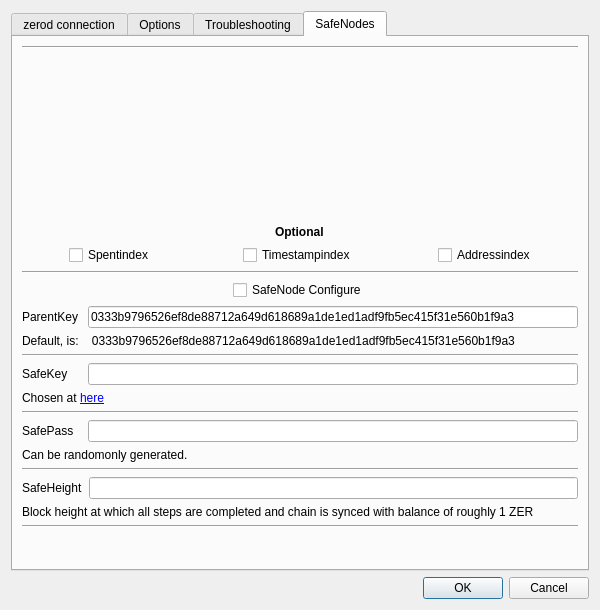
Above: src/settings.ui from zerocurrencycoin/zerowallet before the change. Below: the same form after it.
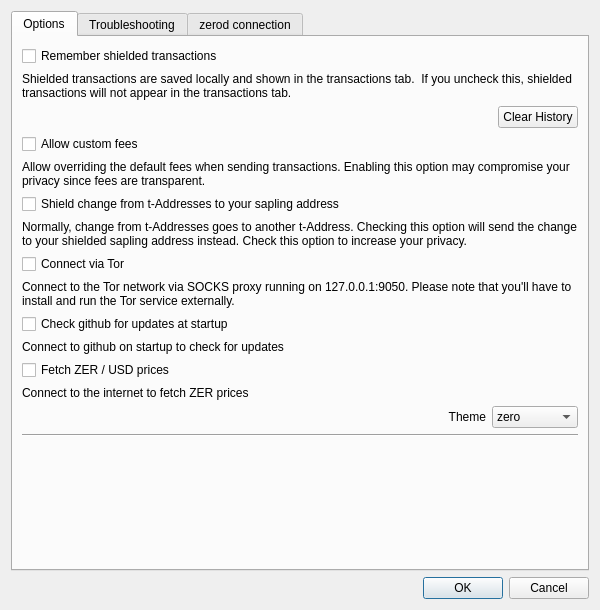
That is the form after the change. The open tabs and pages were chosen to show the change. Icons and pictures are not drawn.

Commit message: zero branding

Diff of the .ui file:
```diff
--- a/src/settings.ui
+++ b/src/settings.ui
@@ -31,121 +31,12 @@
   <layout class="QVBoxLayout" name="verticalLayout">
    <item>
     <widget class="QTabWidget" name="tabWidget">
+     <property name="tabShape">
+      <enum>QTabWidget::Rounded</enum>
+     </property>
      <property name="currentIndex">
-      <number>1</number>
+      <number>0</number>
      </property>
-     <widget class="QWidget" name="tab">
-      <attribute name="title">
-       <string>zerod connection</string>
-      </attribute>
-      <layout class="QVBoxLayout" name="verticalLayout_3">
-       <item>
-        <widget class="QLabel" name="confMsg">
-         <property name="text">
-          <string notr="true">&lt;html&gt;&lt;head/&gt;&lt;body&gt;&lt;p&gt;&lt;br/&gt;&lt;/p&gt;&lt;/body&gt;&lt;/html&gt;</string>
-         </property>
-         <property name="textInteractionFlags">
-          <set>Qt::LinksAccessibleByMouse|Qt::TextSelectableByMouse</set>
-         </property>
-        </widget>
-       </item>
-       <item>
-        <widget class="Line" name="line">
-         <property name="orientation">
-          <enum>Qt::Horizontal</enum>
-         </property>
-        </widget>
-       </item>
-       <item>
-        <widget class="QLabel" name="label">
-         <property name="minimumSize">
-          <size>
-           <width>60</width>
-           <height>0</height>
-          </size>
-         </property>
-         <property name="text">
-          <string>Host</string>
-         </property>
-        </widget>
-       </item>
-       <item>
-        <widget class="QLineEdit" name="hostname">
-         <property name="placeholderText">
-          <string/>
-         </property>
-        </widget>
-       </item>
-       <item>
-        <widget class="QLabel" name="label_2">
-         <property name="minimumSize">
-          <size>
-           <width>60</width>
-           <height>0</height>
-          </size>
-         </property>
-         <property name="text">
-          <string>Port</string>
-         </property>
-        </widget>
-       </item>
-       <item>
-        <widget class="QLineEdit" name="port">
-         <property name="placeholderText">
-          <string/>
-         </property>
-        </widget>
-       </item>
-       <item>
-        <widget class="QLabel" name="label_3">
-         <property name="minimumSize">
-          <size>
-           <width>60</width>
-           <height>0</height>
-          </size>
-         </property>
-         <property name="text">
-          <string>RPC Username</string>
-         </property>
-        </widget>
-       </item>
-       <item>
-        <widget class="QLineEdit" name="rpcuser"/>
-       </item>
-       <item>
-        <widget class="QLabel" name="label_4">
-         <property name="minimumSize">
-          <size>
-           <width>60</width>
-           <height>0</height>
-          </size>
-         </property>
-         <property name="text">
-          <string>RPC Password</string>
-         </property>
-        </widget>
-       </item>
-       <item>
-        <widget class="QLineEdit" name="rpcpassword"/>
-       </item>
-       <item>
-        <layout class="QVBoxLayout" name="verticalLayout_2"/>
-       </item>
-       <item>
-        <spacer name="verticalSpacer">
-         <property name="orientation">
-          <enum>Qt::Vertical</enum>
-         </property>
-         <property name="sizeHint" stdset="0">
-          <size>
-           <width>20</width>
-           <height>40</height>
-          </size>
-         </property>
-        </spacer>
-       </item>
-      </layout>
-     </widget>
      <widget class="QWidget" name="tab_2">
       <attribute name="title">
        <string>Options</string>
@@ -477,287 +368,108 @@
        </item>
       </layout>
      </widget>
-     <widget class="QWidget" name="tab_4">
+     <widget class="QWidget" name="tab">
+      <property name="enabled">
+       <bool>false</bool>
+      </property>
       <attribute name="title">
-       <string>SafeNodes</string>
+       <string>zerod connection</string>
       </attribute>
-      <layout class="QGridLayout" name="gridLayout_3">
-       <item row="23" column="0">
-        <layout class="QVBoxLayout" name="verticalLayout_5">
-         <item>
-          <layout class="QHBoxLayout" name="horizontalLayout_3">
-           <item>
-            <widget class="QLabel" name="label_22">
-             <property name="minimumSize">
-              <size>
-               <width>60</width>
-               <height>0</height>
-              </size>
-             </property>
-             <property name="text">
-              <string>SafeKey</string>
-             </property>
-            </widget>
-           </item>
-           <item>
-            <widget class="QLineEdit" name="safekey">
-             <property name="text">
-              <string/>
-             </property>
-             <property name="placeholderText">
-              <string/>
-             </property>
-            </widget>
-           </item>
-          </layout>
-         </item>
-        </layout>
-       </item>
-       <item row="26" column="0">
-        <widget class="Line" name="line_9">
-         <property name="orientation">
-          <enum>Qt::Horizontal</enum>
+      <layout class="QVBoxLayout" name="verticalLayout_3">
+       <item>
+        <widget class="QLabel" name="confMsg">
+         <property name="text">
+          <string notr="true">&lt;html&gt;&lt;head/&gt;&lt;body&gt;&lt;p&gt;&lt;br/&gt;&lt;/p&gt;&lt;/body&gt;&lt;/html&gt;</string>
          </property>
-        </widget>
-       </item>
-       <item row="7" column="0" rowspan="2">
-        <layout class="QVBoxLayout" name="safenodeverticalLayout">
-         <property name="spacing">
-          <number>6</number>
+         <property name="textInteractionFlags">
+          <set>Qt::LinksAccessibleByMouse|Qt::TextSelectableByMouse</set>
          </property>
-         <property name="sizeConstraint">
-          <enum>QLayout::SetDefaultConstraint</enum>
-         </property>
-         <property name="leftMargin">
-          <number>0</number>
-         </property>
-         <property name="topMargin">
-          <number>0</number>
-         </property>
-         <property name="rightMargin">
-          <number>0</number>
-         </property>
-         <property name="bottomMargin">
-          <number>0</number>
-         </property>
-        </layout>
-       </item>
-       <item row="34" column="0">
-        <layout class="QVBoxLayout" name="verticalLayout_7">
-         <item>
-          <layout class="QHBoxLayout" name="horizontalLayout_5">
-           <item>
-            <widget class="QLabel" name="label_15">
-             <property name="minimumSize">
-              <size>
-               <width>60</width>
-               <height>0</height>
-              </size>
-             </property>
-             <property name="text">
-              <string>SafeHeight</string>
-             </property>
-            </widget>
-           </item>
-           <item>
-            <widget class="QLineEdit" name="safeheight"/>
-           </item>
-          </layout>
-         </item>
-        </layout>
-       </item>
-       <item row="10" column="0">
-        <spacer name="verticalSpacer_6">
-         <property name="orientation">
-          <enum>Qt::Vertical</enum>
-         </property>
-         <property name="sizeHint" stdset="0">
-          <size>
-           <width>20</width>
-           <height>40</height>
-          </size>
-         </property>
-        </spacer>
-       </item>
-       <item row="0" column="0">
-        <widget class="Line" name="line_5">
-         <property name="orientation">
-          <enum>Qt::Horizontal</enum>
-         </property>
         </widget>
        </item>
-       <item row="13" column="0" rowspan="2">
-        <layout class="QHBoxLayout" name="horizontalLayout">
-         <property name="sizeConstraint">
-          <enum>QLayout::SetFixedSize</enum>
-         </property>
-         <item alignment="Qt::AlignHCenter|Qt::AlignVCenter">
-          <widget class="QCheckBox" name="chkSpentindex">
-           <property name="text">
-            <string>Spentindex</string>
-           </property>
-          </widget>
-         </item>
-         <item alignment="Qt::AlignHCenter|Qt::AlignVCenter">
-          <widget class="QCheckBox" name="chkTimestampindex">
-           <property name="text">
-            <string>Timestampindex</string>
-           </property>
-          </widget>
-         </item>
-         <item alignment="Qt::AlignHCenter|Qt::AlignVCenter">
-          <widget class="QCheckBox" name="chkAddressindex">
-           <property name="text">
-            <string>Addressindex</string>
-           </property>
-          </widget>
-         </item>
-        </layout>
-       </item>
-       <item row="22" column="0">
-        <widget class="Line" name="line_8">
+       <item>
+        <widget class="Line" name="line">
          <property name="orientation">
           <enum>Qt::Horizontal</enum>
          </property>
         </widget>
        </item>
-       <item row="35" column="0" alignment="Qt::AlignLeft">
-        <widget class="QLabel" name="label_18">
-         <property name="enabled">
-          <bool>true</bool>
+       <item>
+        <widget class="QLabel" name="label">
+         <property name="minimumSize">
+          <size>
+           <width>60</width>
+           <height>0</height>
+          </size>
          </property>
-         <property name="sizePolicy">
-          <sizepolicy hsizetype="Fixed" vsizetype="Fixed">
-           <horstretch>10</horstretch>
-           <verstretch>10</verstretch>
-          </sizepolicy>
-         </property>
          <property name="text">
-          <string>Block height at which all steps are completed and chain is synced with balance of roughly 1 ZER</string>
+          <string>Host</string>
          </property>
-         <property name="textFormat">
-          <enum>Qt::PlainText</enum>
-         </property>
         </widget>
        </item>
-       <item row="4" column="0">
-        <spacer name="verticalSpacer_5">
-         <property name="orientation">
-          <enum>Qt::Vertical</enum>
+       <item>
+        <widget class="QLineEdit" name="hostname">
+         <property name="placeholderText">
+          <string/>
          </property>
-         <property name="sizeHint" stdset="0">
+        </widget>
+       </item>
+       <item>
+        <widget class="QLabel" name="label_2">
+         <property name="minimumSize">
           <size>
-           <width>20</width>
-           <height>40</height>
+           <width>60</width>
+           <height>0</height>
           </size>
          </property>
-        </spacer>
-       </item>
-       <item row="21" column="0">
-        <widget class="QLabel" name="label_19">
          <property name="text">
-          <string>Default, is:    0333b9796526ef8de88712a649d618689a1de1ed1adf9fb5ec415f31e560b1f9a3</string>
+          <string>Port</string>
          </property>
         </widget>
        </item>
-       <item row="24" column="0" alignment="Qt::AlignLeft">
-        <widget class="QLabel" name="label_16">
-         <property name="text">
-          <string>&lt;html&gt;&lt;head/&gt;&lt;body&gt;&lt;p&gt;Chosen at &lt;a href=&quot;https://safenodes.org/&quot;&gt;&lt;span style=&quot; text-decoration: underline; color:#0000ff;&quot;&gt;here&lt;/span&gt;&lt;/a&gt;&lt;/p&gt;&lt;/body&gt;&lt;/html&gt;</string>
+       <item>
+        <widget class="QLineEdit" name="port">
+         <property name="placeholderText">
+          <string/>
          </property>
-         <property name="openExternalLinks">
-          <bool>true</bool>
-         </property>
         </widget>
        </item>
-       <item row="11" column="0" alignment="Qt::AlignHCenter">
-        <widget class="QLabel" name="label_14">
-         <property name="font">
-          <font>
-           <weight>75</weight>
-           <bold>true</bold>
-          </font>
+       <item>
+        <widget class="QLabel" name="label_3">
+         <property name="minimumSize">
+          <size>
+           <width>60</width>
+           <height>0</height>
+          </size>
          </property>
-         <property name="mouseTracking">
-          <bool>true</bool>
-         </property>
-         <property name="tabletTracking">
-          <bool>false</bool>
-         </property>
-         <property name="focusPolicy">
-          <enum>Qt::NoFocus</enum>
-         </property>
-         <property name="acceptDrops">
-          <bool>false</bool>
-         </property>
-         <property name="layoutDirection">
-          <enum>Qt::LeftToRight</enum>
-         </property>
          <property name="text">
-          <string>Optional</string>
+          <string>RPC Username</string>
          </property>
         </widget>
        </item>
-       <item row="20" column="0">
-        <layout class="QVBoxLayout" name="verticalLayout_4">
-         <item>
-          <layout class="QHBoxLayout" name="horizontalLayout_2">
-           <item>
-            <widget class="QLabel" name="label_23">
-             <property name="minimumSize">
-              <size>
-               <width>60</width>
-               <height>0</height>
-              </size>
-             </property>
-             <property name="text">
-              <string>ParentKey</string>
-             </property>
-            </widget>
-           </item>
-           <item>
-            <widget class="QLineEdit" name="parentkey">
-             <property name="text">
-              <string>0333b9796526ef8de88712a649d618689a1de1ed1adf9fb5ec415f31e560b1f9a3</string>
-             </property>
-             <property name="placeholderText">
-              <string/>
-             </property>
-            </widget>
-           </item>
-          </layout>
-         </item>
-        </layout>
+       <item>
+        <widget class="QLineEdit" name="rpcuser"/>
        </item>
-       <item row="19" column="0" alignment="Qt::AlignHCenter|Qt::AlignVCenter">
-        <widget class="QCheckBox" name="chkSafeNode">
+       <item>
+        <widget class="QLabel" name="label_4">
          <property name="minimumSize">
           <size>
-           <width>80</width>
+           <width>60</width>
            <height>0</height>
           </size>
          </property>
          <property name="text">
-          <string>SafeNode Configure</string>
+          <string>RPC Password</string>
          </property>
         </widget>
        </item>
-       <item row="18" column="0">
-        <widget class="Line" name="line_6">
-         <property name="orientation">
-          <enum>Qt::Horizontal</enum>
-         </property>
-        </widget>
+       <item>
+        <widget class="QLineEdit" name="rpcpassword"/>
        </item>
-       <item row="28" column="0">
-        <widget class="QLabel" name="label_17">
-         <property name="text">
-          <string>Can be randomonly generated.</string>
-         </property>
-        </widget>
+       <item>
+        <layout class="QVBoxLayout" name="verticalLayout_2"/>
        </item>
-       <item row="37" column="0">
-        <spacer name="verticalSpacer_4">
+       <item>
+        <spacer name="verticalSpacer">
          <property name="orientation">
           <enum>Qt::Vertical</enum>
          </property>
@@ -769,84 +481,15 @@
          </property>
         </spacer>
        </item>
-       <item row="36" column="0">
-        <widget class="Line" name="line_7">
-         <property name="orientation">
-          <enum>Qt::Horizontal</enum>
-         </property>
-        </widget>
-       </item>
-       <item row="27" column="0">
-        <layout class="QVBoxLayout" name="verticalLayout_6">
-         <item>
-          <layout class="QHBoxLayout" name="horizontalLayout_4">
-           <item>
-            <widget class="QLabel" name="label_21">
-             <property name="minimumSize">
-              <size>
-               <width>60</width>
-               <height>0</height>
-              </size>
-             </property>
-             <property name="text">
-              <string>SafePass</string>
-             </property>
-            </widget>
-           </item>
-           <item>
-            <widget class="QLineEdit" name="safepass"/>
-           </item>
-          </layout>
-         </item>
-        </layout>
-       </item>
-       <item row="29" column="0">
-        <widget class="Line" name="line_10">
-         <property name="orientation">
-          <enum>Qt::Horizontal</enum>
-         </property>
-        </widget>
-       </item>
-       <item row="9" column="0">
-        <widget class="QLabel" name="safenodeLogo">
-         <property name="sizePolicy">
-          <sizepolicy hsizetype="Preferred" vsizetype="Preferred">
-           <horstretch>0</horstretch>
-           <verstretch>0</verstretch>
-          </sizepolicy>
-         </property>
-         <property name="minimumSize">
-          <size>
-           <width>100</width>
-           <height>100</height>
-          </size>
-         </property>
-         <property name="sizeIncrement">
-          <size>
-           <width>0</width>
-           <height>0</height>
-          </size>
-         </property>
-         <property name="baseSize">
-          <size>
-           <width>0</width>
-           <height>0</height>
-          </size>
-         </property>
-         <property name="styleSheet">
-          <string notr="true">image: url(:/img/res/zero.png);</string>
-         </property>
-         <property name="text">
-          <string/>
-         </property>
-        </widget>
-       </item>
       </layout>
      </widget>
     </widget>
    </item>
    <item>
     <widget class="QDialogButtonBox" name="buttonBox">
+     <property name="enabled">
+      <bool>true</bool>
+     </property>
      <property name="orientation">
       <enum>Qt::Horizontal</enum>
      </property>
```
The commit also changes 11 other files.
